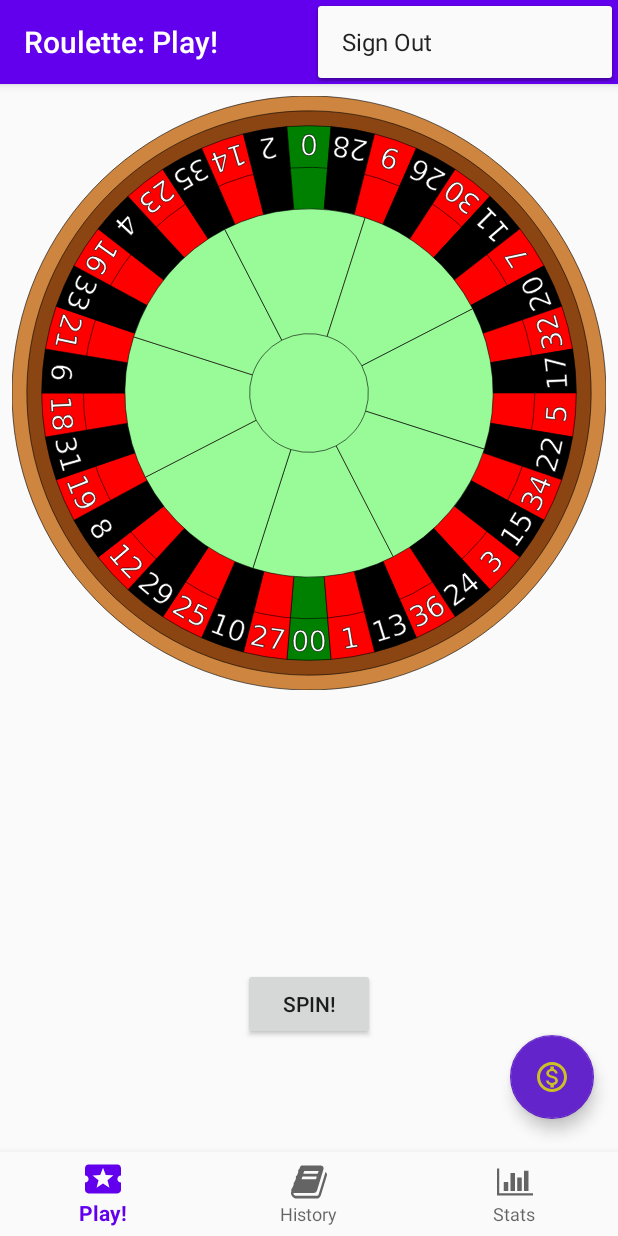
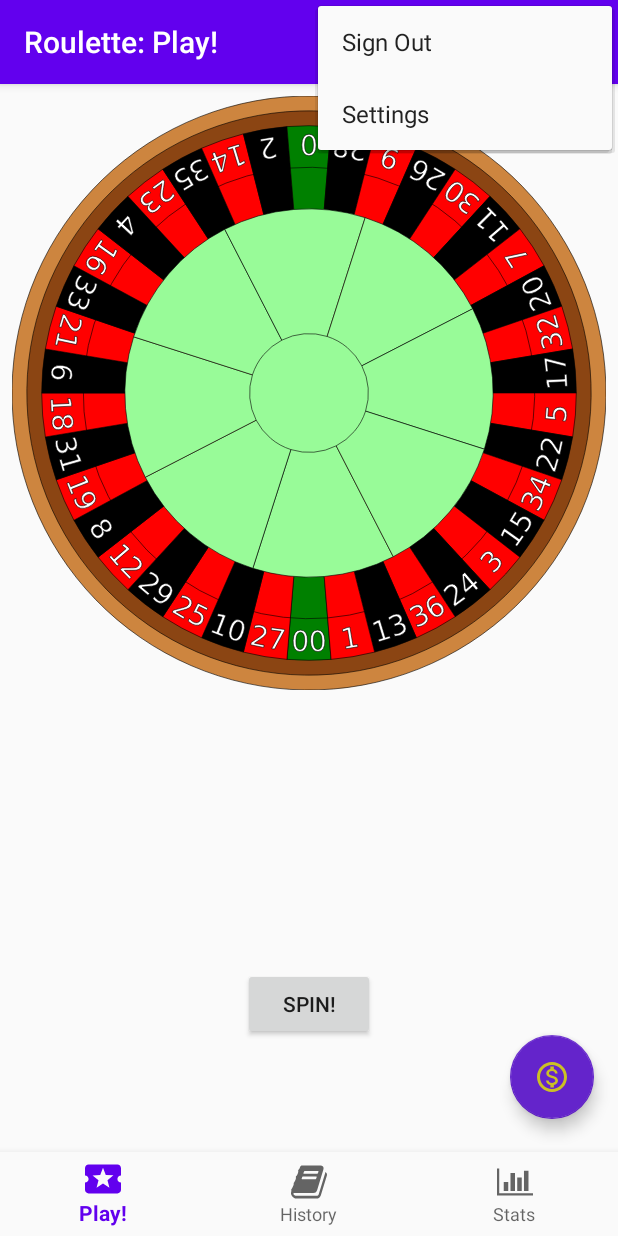
Before and after one commit to rbrazell1/roulette, an Android app: the MainActivity screen opened directly, with no data from a screen before it, with the options menu open, on a phone screen of 412 x 824 dp. Run offline under Robolectric (Android 15) with nearby library versions, the phone set to English and light mode, and no system bars; our stand-ins replace Room's generated code, RxJava, navigation-ui.

Commit message:
updated strings.xml and added nav to setttings

```diff
--- a/app/src/main/res/menu/options.xml
+++ b/app/src/main/res/menu/options.xml
@@ -7,4 +7,9 @@
     android:title="@string/sign_out_text"
     app:showAsAction="never"/>
 
+  <item
+    android:id="@+id/settings"
+    android:title="@string/settings"
+    app:showAsAction="never"/>
+
 </menu>
--- a/app/src/main/res/navigation/mobile_navigation.xml
+++ b/app/src/main/res/navigation/mobile_navigation.xml
@@ -33,4 +33,12 @@
     android:label="@string/long_title_wager"
     android:name="edu.cnm.deepdive.roulette.controller.WagerFragment"
     tools:layout="@layout/fragment_wager"/>
+
+  <fragment
+    android:id="@+id/navigation_settings"
+    android:name="edu.cnm.deepdive.roulette.controller.SettingsFragment"
+    android:label="@string/long_setting_title"
+    tools:layout="@xml/preference"/>
+
+
 </navigation>
--- a/app/src/main/res/values/strings.xml
+++ b/app/src/main/res/values/strings.xml
@@ -14,6 +14,11 @@
   <string name="percent_of_total_header">% of total</string>
   <string name="login_failure">Unable to sign in</string>
   <string name="sign_out_text">Sign Out</string>
+  <string name="long_setting_title">Roulette: Settings</string>
+  <string name="settings">Settings</string>
+  <string name="minimum_wager_key">minimum_wager_key</string>
+  <string name="minimum_wager_title">Minimum wager</string>
+  <string name="minimum_wager_summary">Wager set or added when clicking on a specific wager location</string>
   <!-- TODO: Remove or change this placeholder text -->
   <string-array name="pocket_values">
 
```
Also changed, not shown: app/src/main/java/edu/cnm/deepdive/roulette/controller/MainActivity.java (+14 -9 lines), app/src/main/res/values/integers.xml (added, +7 -0 lines), app/src/main/res/xml/preference.xml (+7 -7 lines).
